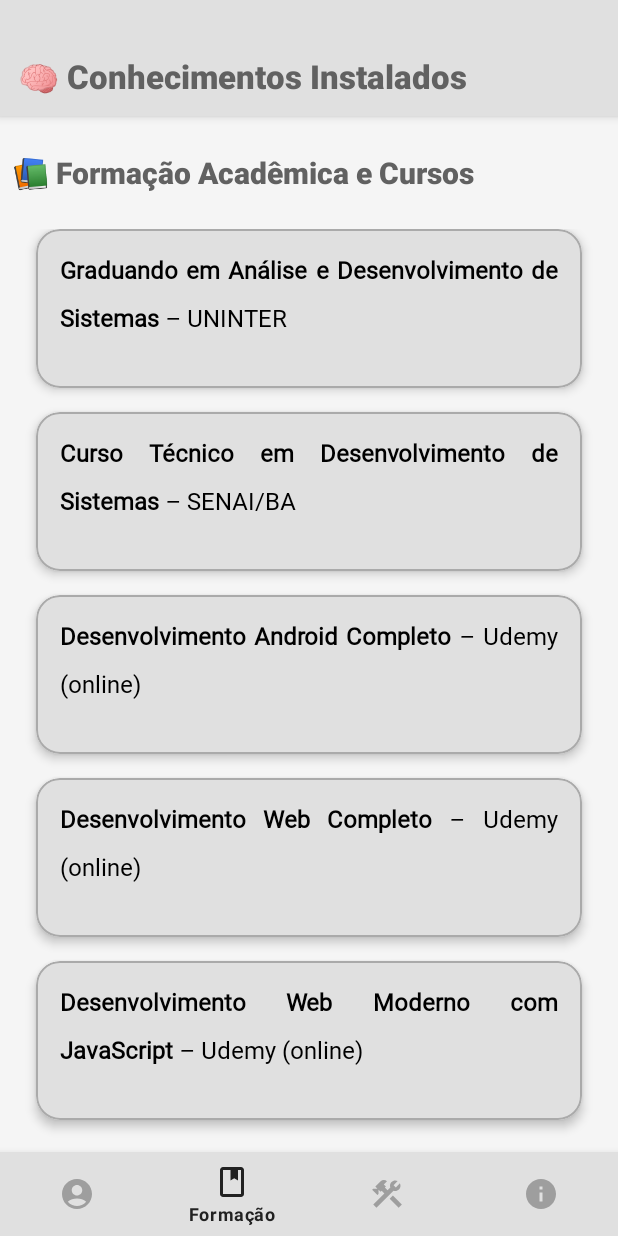
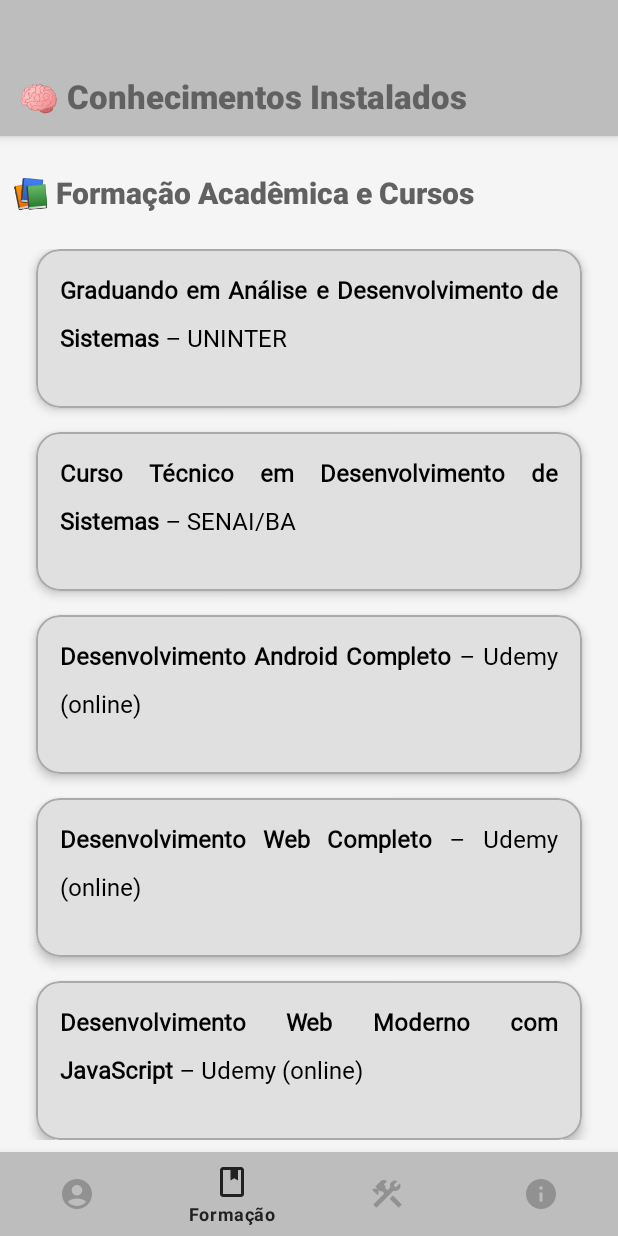
Before and after one commit to SoaresCRF/kotlin-mobile-portfolio, an Android app: the EducationFragment screen opened through its navigation route, on a phone screen of 412 x 824 dp. Run offline under Robolectric (Android 15) with nearby library versions, the phone set to English and light mode, and no system bars; our stand-ins replace navigation-ui.

Commit message:
Add project files

```diff
--- a/app/src/main/java/com/dev/soarescrf/soares/ui/activity/MainActivity.kt
+++ b/app/src/main/java/com/dev/soarescrf/soares/ui/activity/MainActivity.kt
@@ -1,7 +1,9 @@
 package com.dev.soarescrf.soares.ui.activity
 
 import android.os.Bundle
+import androidx.activity.enableEdgeToEdge
 import androidx.appcompat.app.AppCompatActivity
+import androidx.core.view.ViewCompat
 import androidx.core.view.WindowInsetsControllerCompat
 import androidx.navigation.fragment.NavHostFragment
 import androidx.navigation.ui.AppBarConfiguration
@@ -20,11 +22,15 @@ class MainActivity : AppCompatActivity() {
 
         supportActionBar?.hide()
 
+        binding = ActivityMainBinding.inflate(layoutInflater)
+        setContentView(binding.root)
+
+        enableEdgeToEdge()
+
         val insetsController = WindowInsetsControllerCompat(window, window.decorView)
         insetsController.isAppearanceLightStatusBars = true
 
-        binding = ActivityMainBinding.inflate(layoutInflater)
-        setContentView(binding.root)
+        setupEdgeToEdge()
 
         val navView: BottomNavigationView = binding.navView
 
@@ -43,4 +49,11 @@ class MainActivity : AppCompatActivity() {
         setupActionBarWithNavController(navController, appBarConfiguration)
         navView.setupWithNavController(navController)
     }
+
+    private fun setupEdgeToEdge() {
+        ViewCompat.setOnApplyWindowInsetsListener(binding.container) { view, insets ->
+            view.setPadding(0, 56, 0, 0)
+            insets
+        }
+    }
 }
--- a/app/src/main/res/layout/activity_main.xml
+++ b/app/src/main/res/layout/activity_main.xml
@@ -3,7 +3,8 @@
     xmlns:app="http://schemas.android.com/apk/res-auto"
     android:id="@+id/container"
     android:layout_width="match_parent"
-    android:layout_height="match_parent">
+    android:layout_height="match_parent"
+    android:background="@color/bg_app">
 
     <com.google.android.material.bottomnavigation.BottomNavigationView
         android:id="@+id/nav_view"
@@ -11,10 +12,10 @@
         android:layout_height="wrap_content"
         android:layout_marginStart="0dp"
         android:layout_marginEnd="0dp"
-        android:background="@color/bottom_nav_bg"
-        android:elevation="8dp"
+        android:background="@color/bg_app"
+        android:elevation="16dp"
         app:itemIconTint="@color/nav_item_color_state"
-        app:itemRippleColor="@color/bottom_nav_ripple"
+        app:itemRippleColor="@color/ripple_effect"
         app:itemTextColor="@color/nav_item_color_state"
         app:layout_constraintBottom_toBottomOf="parent"
         app:layout_constraintLeft_toLeftOf="parent"
@@ -27,7 +28,7 @@
         android:layout_width="match_parent"
         android:layout_height="0dp"
         android:layout_weight="1"
-        android:background="@color/app_background"
+        android:background="@color/bg_content"
         app:defaultNavHost="true"
         app:layout_constraintBottom_toTopOf="@id/nav_view"
         app:layout_constraintEnd_toEndOf="parent"
--- a/app/src/main/res/layout/fragment_education.xml
+++ b/app/src/main/res/layout/fragment_education.xml
@@ -11,9 +11,9 @@
         android:id="@+id/appBar"
         android:layout_width="match_parent"
         android:layout_height="wrap_content"
-        android:background="@color/toolbar_background"
-        android:elevation="4dp"
-        android:paddingTop="16dp">
+        android:background="@color/bg_app"
+        android:elevation="16dp"
+        android:padding="12dp">
 
         <!-- Título principal -->
         <TextView
--- a/app/src/main/res/layout/fragment_projects.xml
+++ b/app/src/main/res/layout/fragment_projects.xml
@@ -11,9 +11,9 @@
         android:id="@+id/appBar"
         android:layout_width="match_parent"
         android:layout_height="wrap_content"
-        android:background="@color/toolbar_background"
-        android:elevation="4dp"
-        android:paddingTop="16dp">
+        android:background="@color/bg_app"
+        android:elevation="16dp"
+        android:padding="12dp">
 
         <TextView
             android:id="@+id/textRepositoryCount"
--- a/app/src/main/res/values/colors.xml
+++ b/app/src/main/res/values/colors.xml
@@ -1,30 +1,20 @@
 <?xml version="1.0" encoding="utf-8"?>
 <resources>
 
-    <!-- Paleta base de cores (Material Design) -->
-    <color name="purple_200">#FFBB86FC</color>
-    <color name="purple_500">#FF6200EE</color>
-    <color name="purple_700">#FF3700B3</color>
-    <color name="teal_200">#FF03DAC5</color>
-    <color name="teal_700">#FF018786</color>
-    <color name="black">#FF000000</color>
-    <color name="white">#FFFFFFFF</color>
-
     <!-- Tons de cinza e neutros -->
-    <color name="dark_gray">#616161</color>     <!-- Texto e ícones escuros -->
-    <color name="light_gray">#BDBDBD</color>    <!-- Ícones inativos, bordas -->
-    <color name="dividing_line">#BDBDBD</color> <!-- Linha divisória, mesma cor que light_gray -->
+    <color name="dark_gray">#616161</color>
+    <color name="light_gray">#BDBDBD</color>
+    <color name="dividing_line">#BDBDBD</color>
 
     <!-- Fundos -->
-    <color name="app_background">#F5F5F5</color>       <!-- Fundo geral do app -->
-    <color name="toolbar_background">#E0E0E0</color>    <!-- Fundo da Toolbar (AppBar) -->
-    <color name="bottom_nav_bg">#E0E0E0</color>         <!-- Fundo da BottomNavigationView -->
+    <color name="bg_app">#BDBDBD</color>       <!-- Fundo geral do app -->
+    <color name="bg_content">#F5F5F5</color>   <!-- Fundo geral dos conteúdos -->
 
     <!-- Cores de texto e ícones no Bottom Navigation -->
     <color name="bottom_nav_active">#212121</color>     <!-- Ícone/texto ativo -->
-    <color name="bottom_nav_inactive">#9E9E9E</color>   <!-- Ícone/texto inativo -->
+    <color name="bottom_nav_inactive">#919191</color>   <!-- Ícone/texto inativo -->
 
     <!-- Ripple / efeito de toque -->
-    <color name="bottom_nav_ripple">#BDBDBD</color>     <!-- Cor do ripple ao clicar -->
+    <color name="ripple_effect">#8F8F8F</color>     <!-- Cor do ripple ao clicar -->
 
 </resources>
--- a/app/src/main/res/values/styles.xml
+++ b/app/src/main/res/values/styles.xml
@@ -97,10 +97,6 @@
         <item name="android:layout_width">match_parent</item>
         <item name="android:layout_height">wrap_content</item>
         <item name="android:fontFamily">sans-serif-black</item>
-        <item name="android:paddingLeft">12dp</item>
-        <item name="android:paddingTop">20dp</item>
-        <item name="android:paddingRight">12dp</item>
-        <item name="android:paddingBottom">12dp</item>
         <item name="android:textColor">@color/dark_gray</item>
         <item name="android:textSize">22sp</item>
         <item name="android:textStyle">bold</item>
--- a/app/src/main/res/values/themes.xml
+++ b/app/src/main/res/values/themes.xml
@@ -1,16 +1,5 @@
-<resources xmlns:tools="http://schemas.android.com/tools">
-    <!-- Base application theme. -->
+<resources>
     <style name="Theme.Soares" parent="Theme.MaterialComponents.Light.DarkActionBar">
-        <!-- Primary brand color. -->
-        <item name="colorPrimary">@color/purple_500</item>
-        <item name="colorPrimaryVariant">@color/purple_700</item>
-        <item name="colorOnPrimary">@color/white</item>
-        <!-- Secondary brand color. -->
-        <item name="colorSecondary">@color/teal_200</item>
-        <item name="colorSecondaryVariant">@color/teal_700</item>
-        <item name="colorOnSecondary">@color/black</item>
-        <!-- Status bar color. -->
-        <item name="android:statusBarColor">?attr/colorPrimaryVariant</item>
-        <!-- Customize your theme here. -->
+        <item name="colorSecondary">@color/ripple_effect</item>
     </style>
 </resources>
```
Also changed, not shown: app/src/main/res/layout/fragment_about.xml (+4 -3 lines), app/src/main/res/layout/fragment_contact.xml (+10 -4 lines), gradle/libs.versions.toml (+5 -5 lines).
